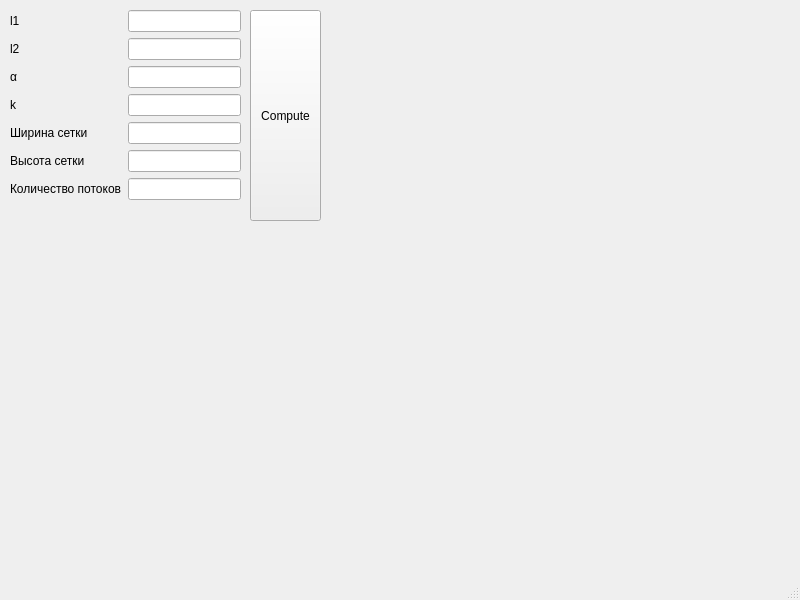
Qt form mainwindow.ui (LoggerHead22/3d-gui) before a commit.
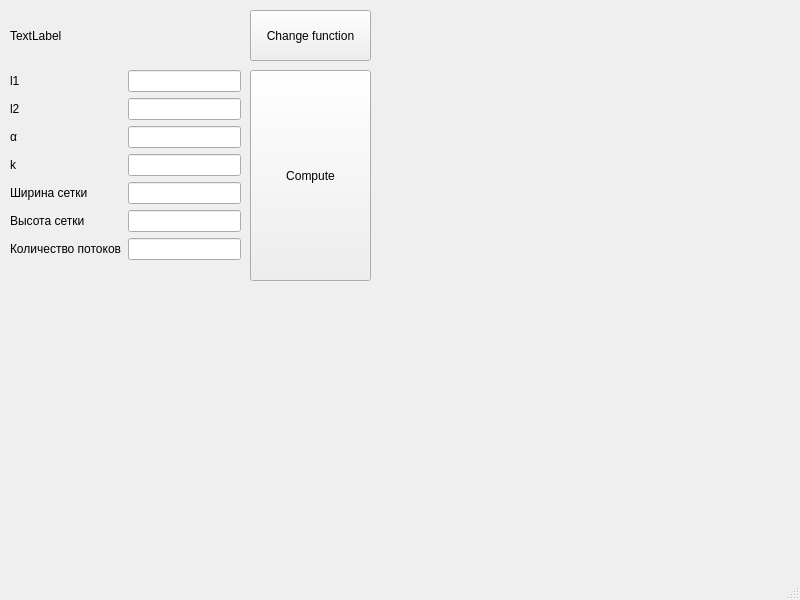
The same form after that commit.

Commit message: add function switching

```diff
--- a/mainwindow.ui
+++ b/mainwindow.ui
@@ -18,7 +18,7 @@
     <property name="geometry">
      <rect>
       <x>10</x>
-      <y>10</y>
+      <y>70</y>
       <width>231</width>
       <height>206</height>
      </rect>
@@ -100,8 +100,8 @@
     <property name="geometry">
      <rect>
       <x>250</x>
-      <y>10</y>
-      <width>71</width>
+      <y>70</y>
+      <width>121</width>
       <height>211</height>
      </rect>
     </property>
@@ -109,6 +109,32 @@
      <string>Compute</string>
     </property>
    </widget>
+   <widget class="QLabel" name="functionLabel">
+    <property name="geometry">
+     <rect>
+      <x>10</x>
+      <y>20</y>
+      <width>301</width>
+      <height>31</height>
+     </rect>
+    </property>
+    <property name="text">
+     <string>TextLabel</string>
+    </property>
+   </widget>
+   <widget class="QPushButton" name="changeFunctionPushButton">
+    <property name="geometry">
+     <rect>
+      <x>250</x>
+      <y>10</y>
+      <width>121</width>
+      <height>51</height>
+     </rect>
+    </property>
+    <property name="text">
+     <string>Change function</string>
+    </property>
+   </widget>
   </widget>
   <widget class="QMenuBar" name="menubar">
    <property name="geometry">
```
The commit also changes 2 other files.
